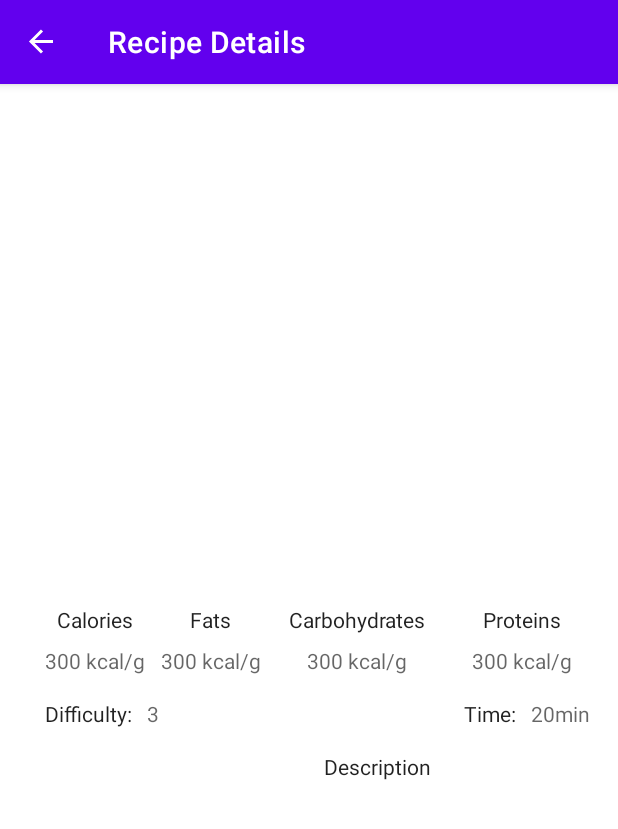
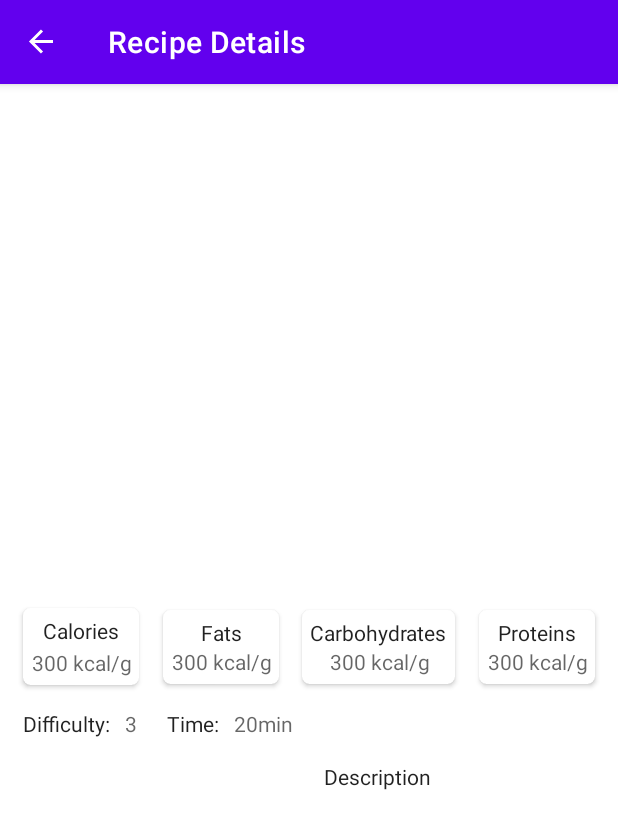
Before and after one commit to kimsiele/RecipesApiApp, an Android app: the RecipeDetails screen opened through its navigation route, on a phone screen of 412 x 824 dp. Shown: the top 829 px of the screen. Run offline under Robolectric (Android 15) with nearby library versions, the phone set to English and light mode, and no system bars; our stand-ins replace Picasso, Room's generated code, data binding, navigation-ui; network calls fail; pictures from the network do not load; 11 statements that could not run were skipped.

Commit message:
UI Fixes

```diff
--- a/app/src/main/java/com/buildwithsiele/recipesapi/ui/RecipeDetails.kt
+++ b/app/src/main/java/com/buildwithsiele/recipesapi/ui/RecipeDetails.kt
@@ -39,11 +39,6 @@ class RecipeDetails : Fragment() {
 
         getCurrentRecipe()
 
-        /* Picasso.get().load(argument.getString("recipeImageUrl")).into(binding.currentRecipeImage)
-         binding.currentRecipeHeadline.text = argument.getString("recipeHeadline")
-         binding.currentRecipeName.text = argument.getString("recipeName")
-         binding.currentRecipeDescription.text = argument.getString("recipeDescription")*/
-
         return binding.root
     }
 
@@ -51,8 +46,8 @@ class RecipeDetails : Fragment() {
         //get Recipe by id and update the fields accordingly
         // val recipe = viewModel.getRecipe(argument.getString("recipeId")!!)
         Picasso.get().load(argument.getString("recipeImageUrl")).into(binding.currentRecipeImage)
-        binding.currentRecipeHeadline.text = argument.getString("recipeHeadline")
-        binding.currentRecipeName.text = argument.getString("recipeName")
+        binding.currentRecipeName.text =
+            "${argument.getString("recipeName")}${argument.getString("recipeHeadline")}"
         binding.currentRecipeDescription.text = argument.getString("recipeDescription")
         binding.calorieValue.text = argument.getString("recipeCalories")
         binding.carbosValue.text = argument.getString("recipeCarbos")
--- a/app/src/main/res/layout/recipe_details_fragment.xml
+++ b/app/src/main/res/layout/recipe_details_fragment.xml
@@ -34,112 +34,21 @@
             android:layout_margin="10dp"
             android:layout_marginTop="8dp"
             android:textAppearance="@style/TextAppearance.AppCompat.Large"
-            app:layout_constraintEnd_toStartOf="@+id/currentRecipeHeadline"
-            app:layout_constraintHorizontal_chainStyle="spread"
+            app:layout_constraintEnd_toEndOf="parent"
             app:layout_constraintStart_toStartOf="@+id/currentRecipeImage"
             app:layout_constraintTop_toBottomOf="@+id/currentRecipeImage"
             tools:text="RecipeName" />
-
-        <TextView
-            android:id="@+id/currentRecipeHeadline"
-            android:layout_width="0dp"
-            android:layout_height="wrap_content"
-            app:layout_constraintBottom_toBottomOf="@+id/currentRecipeName"
-            app:layout_constraintEnd_toEndOf="parent"
-            app:layout_constraintStart_toEndOf="@+id/currentRecipeName"
-            tools:text="header line" />
 
         <TextView
             android:id="@+id/currentRecipeDescription"
             android:layout_width="0dp"
             android:layout_height="wrap_content"
             android:layout_marginTop="10dp"
-            app:layout_constraintEnd_toEndOf="parent"
-            app:layout_constraintHorizontal_bias="0.0"
+            android:layout_marginBottom="20dp"
+            app:layout_constraintBottom_toBottomOf="parent"
+            app:layout_constraintEnd_toEndOf="@+id/textViewDescription"
             app:layout_constraintStart_toStartOf="@+id/textViewDescription"
             app:layout_constraintTop_toBottomOf="@+id/textViewDescription" />
-
-        <TextView
-            android:id="@+id/textViewCalorie"
-            android:layout_width="wrap_content"
-            android:layout_height="wrap_content"
-            android:layout_marginTop="8dp"
-            android:text="@string/calories_text"
-            android:textAppearance="@style/TextAppearance.AppCompat.Body1"
-            app:layout_constraintEnd_toStartOf="@+id/textViewFats"
-            app:layout_constraintHorizontal_bias="0.5"
-            app:layout_constraintStart_toStartOf="parent"
-            app:layout_constraintTop_toBottomOf="@+id/currentRecipeName" />
-
-        <TextView
-            android:id="@+id/calorieValue"
-            android:layout_width="wrap_content"
-            android:layout_height="wrap_content"
-            android:layout_marginTop="8dp"
-            android:hint="@string/hint_nutrientsl"
-            app:layout_constraintEnd_toEndOf="@+id/textViewCalorie"
-            app:layout_constraintStart_toStartOf="@+id/textViewCalorie"
-            app:layout_constraintTop_toBottomOf="@+id/textViewCalorie" />
-
-        <TextView
-            android:id="@+id/textViewFats"
-            android:layout_width="wrap_content"
-            android:layout_height="wrap_content"
-            android:text="@string/fats_text"
-            android:textAppearance="@style/TextAppearance.AppCompat.Body1"
-            app:layout_constraintEnd_toStartOf="@+id/textViewCarbos"
-            app:layout_constraintHorizontal_bias="0.5"
-            app:layout_constraintStart_toEndOf="@+id/textViewCalorie"
-            app:layout_constraintTop_toTopOf="@+id/textViewCalorie" />
-
-        <TextView
-            android:id="@+id/textViewCarbos"
-            android:layout_width="wrap_content"
-            android:layout_height="wrap_content"
-            android:text="@string/carbohydrates_text"
-            android:textAppearance="@style/TextAppearance.AppCompat.Body1"
-            app:layout_constraintEnd_toStartOf="@+id/textViewProteins"
-            app:layout_constraintHorizontal_bias="0.5"
-            app:layout_constraintStart_toEndOf="@+id/textViewFats"
-            app:layout_constraintTop_toTopOf="@+id/textViewFats" />
-
-        <TextView
-            android:id="@+id/textViewProteins"
-            android:layout_width="wrap_content"
-            android:layout_height="wrap_content"
-            android:text="@string/proteins_text"
-            android:textAppearance="@style/TextAppearance.AppCompat.Body1"
-            app:layout_constraintEnd_toEndOf="parent"
-            app:layout_constraintHorizontal_bias="0.5"
-            app:layout_constraintStart_toEndOf="@+id/textViewCarbos"
-            app:layout_constraintTop_toTopOf="@+id/textViewCarbos" />
-
-        <TextView
-            android:id="@+id/fatsValue"
-            android:layout_width="wrap_content"
-            android:layout_height="wrap_content"
-            android:hint="@string/hint_nutrientsl"
-            app:layout_constraintEnd_toEndOf="@+id/textViewFats"
-            app:layout_constraintStart_toStartOf="@+id/textViewFats"
-            app:layout_constraintTop_toTopOf="@+id/calorieValue" />
-
-        <TextView
-            android:id="@+id/carbosValue"
-            android:layout_width="wrap_content"
-            android:layout_height="wrap_content"
-            android:hint="@string/hint_nutrientsl"
-            app:layout_constraintEnd_toEndOf="@+id/textViewCarbos"
-            app:layout_constraintStart_toStartOf="@+id/textViewCarbos"
-            app:layout_constraintTop_toTopOf="@+id/fatsValue" />
-
-        <TextView
-            android:id="@+id/proteinsValue"
-            android:layout_width="wrap_content"
-            android:layout_height="wrap_content"
-            android:hint="@string/hint_nutrientsl"
-            app:layout_constraintEnd_toEndOf="@+id/textViewProteins"
-            app:layout_constraintStart_toStartOf="@+id/textViewProteins"
-            app:layout_constraintTop_toTopOf="@+id/carbosValue" />
 
         <TextView
             android:id="@+id/textViewDifficulty"
@@ -148,8 +57,8 @@
             android:layout_marginTop="16dp"
             android:text="@string/difficulty_text"
             android:textAppearance="@style/TextAppearance.AppCompat.Body1"
-            app:layout_constraintStart_toStartOf="@+id/calorieValue"
-            app:layout_constraintTop_toBottomOf="@+id/calorieValue" />
+            app:layout_constraintStart_toStartOf="@+id/cardViewCalorie"
+            app:layout_constraintTop_toBottomOf="@+id/cardViewCalorie" />
 
         <TextView
             android:id="@+id/difficultyValue"
@@ -165,11 +74,12 @@
             android:id="@+id/textViewTime"
             android:layout_width="wrap_content"
             android:layout_height="wrap_content"
-            android:layout_marginTop="16dp"
+            android:layout_marginStart="20dp"
             android:text="@string/time_text"
             android:textAppearance="@style/TextAppearance.AppCompat.Body1"
-            app:layout_constraintStart_toEndOf="@+id/currentRecipeName"
-            app:layout_constraintTop_toBottomOf="@+id/carbosValue" />
+            app:layout_constraintBottom_toBottomOf="@+id/difficultyValue"
+            app:layout_constraintStart_toEndOf="@+id/difficultyValue"
+            app:layout_constraintTop_toTopOf="@+id/difficultyValue" />
 
         <TextView
             android:id="@+id/timeValue"
@@ -188,9 +98,161 @@
             android:layout_marginTop="16dp"
             android:text="Description"
             android:textAppearance="@style/TextAppearance.AppCompat.Body1"
-            app:layout_constraintEnd_toEndOf="parent"
+            app:layout_constraintEnd_toEndOf="@+id/cardViewProteins"
             app:layout_constraintStart_toStartOf="@+id/currentRecipeName"
             app:layout_constraintTop_toBottomOf="@+id/textViewDifficulty" />
+
+        <androidx.cardview.widget.CardView
+            android:id="@+id/cardViewCalorie"
+            android:layout_width="wrap_content"
+            android:layout_height="wrap_content"
+            app:cardCornerRadius="5dp"
+            android:layout_marginTop="10dp"
+            app:layout_constraintTop_toBottomOf="@+id/currentRecipeName"
+            app:layout_constraintStart_toStartOf="parent"
+            app:layout_constraintEnd_toStartOf="@+id/cardViewFats">
+
+            <androidx.constraintlayout.widget.ConstraintLayout
+                android:layout_width="match_parent"
+                android:layout_height="match_parent"
+                android:padding="5dp">
+
+                <TextView
+                    android:id="@+id/textViewCalorie"
+                    android:layout_width="wrap_content"
+                    android:layout_height="wrap_content"
+                    android:text="@string/calories_text"
+                    android:textAppearance="@style/TextAppearance.AppCompat.Body1"
+                    app:layout_constraintEnd_toEndOf="parent"
+                    app:layout_constraintStart_toStartOf="parent"
+                    app:layout_constraintTop_toTopOf="parent" />
+
+                <TextView
+                    android:id="@+id/calorieValue"
+                    android:layout_width="wrap_content"
+                    android:layout_height="wrap_content"
+                    android:layout_marginTop="2dp"
+                    android:hint="@string/hint_nutrientsl"
+                    android:textAlignment="center"
+                    app:layout_constraintEnd_toEndOf="@+id/textViewCalorie"
+                    app:layout_constraintStart_toStartOf="@+id/textViewCalorie"
+                    app:layout_constraintTop_toBottomOf="@+id/textViewCalorie" />
+
+                />
+            </androidx.constraintlayout.widget.ConstraintLayout>
+        </androidx.cardview.widget.CardView>
+
+        <androidx.cardview.widget.CardView
+            android:id="@+id/cardViewFats"
+            android:layout_width="wrap_content"
+            android:layout_height="wrap_content"
+            app:cardCornerRadius="5dp"
+            app:layout_constraintBottom_toBottomOf="@+id/cardViewCalorie"
+            app:layout_constraintStart_toEndOf="@+id/cardViewCalorie"
+            app:layout_constraintTop_toTopOf="@+id/cardViewCalorie"
+            app:layout_constraintEnd_toStartOf="@+id/cardViewCarbos">
+
+            <androidx.constraintlayout.widget.ConstraintLayout
+                android:layout_width="match_parent"
+                android:layout_height="match_parent"
+                android:padding="5dp">
+
+                <TextView
+                    android:id="@+id/textViewFats"
+                    android:layout_width="wrap_content"
+                    android:layout_height="wrap_content"
+                    android:text="@string/fats_text"
+                    android:textAppearance="@style/TextAppearance.AppCompat.Body1"
+                    app:layout_constraintEnd_toEndOf="parent"
+                    app:layout_constraintStart_toStartOf="parent"
+                    app:layout_constraintTop_toTopOf="parent" />
+
+                <TextView
+                    android:id="@+id/fatsValue"
+                    android:layout_width="wrap_content"
+                    android:layout_height="wrap_content"
+                    android:textAlignment="center"
+                    android:hint="@string/hint_nutrientsl"
+                    app:layout_constraintEnd_toEndOf="@+id/textViewFats"
+                    app:layout_constraintStart_toStartOf="@+id/textViewFats"
+                    app:layout_constraintTop_toBottomOf="@+id/textViewFats" />
+            </androidx.constraintlayout.widget.ConstraintLayout>
+        </androidx.cardview.widget.CardView>
+
+        <androidx.cardview.widget.CardView
+            android:id="@+id/cardViewCarbos"
+            android:layout_width="wrap_content"
+            android:layout_height="wrap_content"
+            app:cardCornerRadius="5dp"
+            app:layout_constraintTop_toTopOf="@+id/cardViewFats"
+            app:layout_constraintBottom_toBottomOf="@+id/cardViewFats"
+            app:layout_constraintStart_toEndOf="@+id/cardViewFats"
+            app:layout_constraintEnd_toStartOf="@+id/cardViewProteins">
+
+            <androidx.constraintlayout.widget.ConstraintLayout
+                android:layout_width="match_parent"
+                android:layout_height="match_parent"
+                android:padding="5dp">
+
+                <TextView
+                    android:id="@+id/textViewCarbos"
+                    android:layout_width="wrap_content"
+                    android:layout_height="wrap_content"
+                    android:text="@string/carbohydrates_text"
+                    android:textAppearance="@style/TextAppearance.AppCompat.Body1"
+
+                    app:layout_constraintEnd_toEndOf="parent"
+                    app:layout_constraintStart_toStartOf="parent"
+                    app:layout_constraintTop_toTopOf="parent" />
+
+                <TextView
+                    android:id="@+id/carbosValue"
+                    android:layout_width="wrap_content"
+                    android:layout_height="wrap_content"
+                    android:hint="@string/hint_nutrientsl"
+                    android:textAlignment="center"
+                    app:layout_constraintEnd_toEndOf="@+id/textViewCarbos"
+                    app:layout_constraintStart_toStartOf="@+id/textViewCarbos"
+                    app:layout_constraintTop_toBottomOf="@+id/textViewCarbos"/>
+            </androidx.constraintlayout.widget.ConstraintLayout>
+        </androidx.cardview.widget.CardView>
+
+        <androidx.cardview.widget.CardView
+            android:id="@+id/cardViewProteins"
+            android:layout_width="wrap_content"
+            android:layout_height="wrap_content"
+            app:cardCornerRadius="5dp"
+            app:layout_constraintBottom_toBottomOf="@+id/cardViewCarbos"
+            app:layout_constraintEnd_toEndOf="parent"
+            app:layout_constraintStart_toEndOf="@+id/cardViewCarbos"
+            app:layout_constraintTop_toTopOf="@+id/cardViewCarbos">
+
+            <androidx.constraintlayout.widget.ConstraintLayout
+                android:layout_width="match_parent"
+                android:layout_height="match_parent"
+                android:padding="5dp">
+
+                <TextView
+                    android:id="@+id/textViewProteins"
+                    android:layout_width="wrap_content"
+                    android:layout_height="wrap_content"
+                    android:text="@string/proteins_text"
+                    android:textAppearance="@style/TextAppearance.AppCompat.Body1"
+                    app:layout_constraintEnd_toEndOf="parent"
+                    app:layout_constraintStart_toStartOf="parent"
+                    app:layout_constraintTop_toTopOf="parent" />
+
+                <TextView
+                    android:id="@+id/proteinsValue"
+                    android:layout_width="wrap_content"
+                    android:layout_height="wrap_content"
+                    android:textAlignment="center"
+                    android:hint="@string/hint_nutrientsl"
+                    app:layout_constraintEnd_toEndOf="@+id/textViewProteins"
+                    app:layout_constraintStart_toStartOf="@+id/textViewProteins"
+                    app:layout_constraintTop_toBottomOf="@+id/textViewProteins" />
+            </androidx.constraintlayout.widget.ConstraintLayout>
+        </androidx.cardview.widget.CardView>
     </androidx.constraintlayout.widget.ConstraintLayout>
 </androidx.core.widget.NestedScrollView>
 </layout>
```
